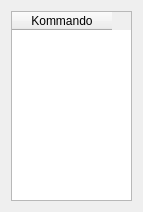
First picture: the form in plugins/Commands/List/listcommand.ui, repository KDE/simon, before the edit.
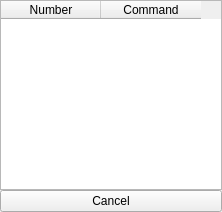
Second picture: the form after the edit.

Commit message: List-Commands now have a cancel button (which can of course also be activated by saying "Cancel")

Diff of the .ui file:
```diff
--- a/plugins/Commands/List/listcommand.ui
+++ b/plugins/Commands/List/listcommand.ui
@@ -5,7 +5,7 @@
    <rect>
     <x>0</x>
     <y>0</y>
-    <width>143</width>
+    <width>222</width>
     <height>212</height>
    </rect>
   </property>
@@ -13,13 +13,31 @@
    <string>Form</string>
   </property>
   <layout class="QVBoxLayout" name="verticalLayout" >
+   <property name="spacing" >
+    <number>0</number>
+   </property>
+   <property name="margin" >
+    <number>0</number>
+   </property>
    <item>
     <widget class="QTableWidget" name="twCommands" >
      <column>
       <property name="text" >
-       <string>Kommando</string>
+       <string>Number</string>
       </property>
      </column>
+     <column>
+      <property name="text" >
+       <string>Command</string>
+      </property>
+     </column>
+    </widget>
+   </item>
+   <item>
+    <widget class="QPushButton" name="pbCancel" >
+     <property name="text" >
+      <string>Cancel</string>
+     </property>
     </widget>
    </item>
   </layout>
```
Left out of the diff: 6 changed lines with no effect on the pictures. The commit also changes 9 other files.
